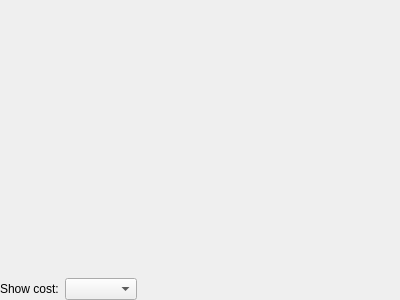
Old version of the form src/frequencypage.ui in the repository KDAB/hotspot.
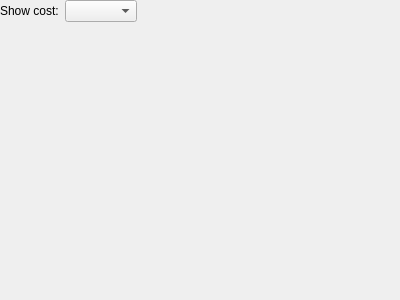
New version of the form.

Commit message:
Move plot widget in frequency page to bottom
This makes the page visually more aligned to the other
pages which have toolbars on top.

The edit to the form file:
```diff
--- a/src/frequencypage.ui
+++ b/src/frequencypage.ui
@@ -29,16 +29,6 @@
    <property name="bottomMargin">
     <number>0</number>
    </property>
-   <item>
-    <widget class="QWidget" name="plotWidget" native="true">
-     <property name="sizePolicy">
-      <sizepolicy hsizetype="Preferred" vsizetype="Preferred">
-       <horstretch>0</horstretch>
-       <verstretch>0</verstretch>
-      </sizepolicy>
-     </property>
-    </widget>
-   </item>
    <item>
     <widget class="QWidget" name="costSelectionWidget" native="true">
      <property name="sizePolicy">
@@ -86,6 +76,16 @@
      </layout>
     </widget>
    </item>
+   <item>
+    <widget class="QWidget" name="plotWidget" native="true">
+     <property name="sizePolicy">
+      <sizepolicy hsizetype="Preferred" vsizetype="Preferred">
+       <horstretch>0</horstretch>
+       <verstretch>0</verstretch>
+      </sizepolicy>
+     </property>
+    </widget>
+   </item>
   </layout>
  </widget>
  <resources/>
```
